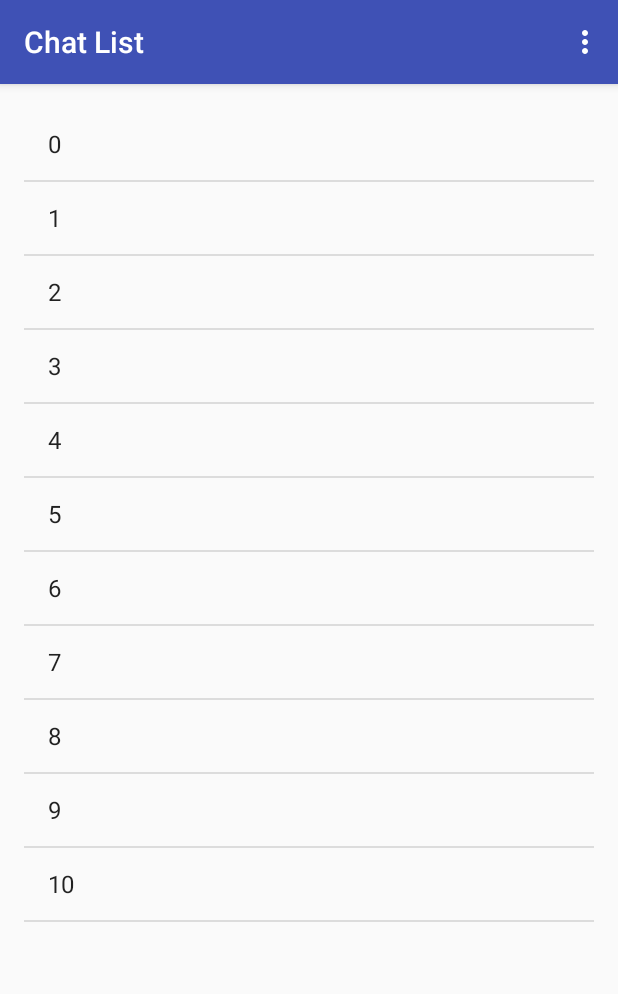
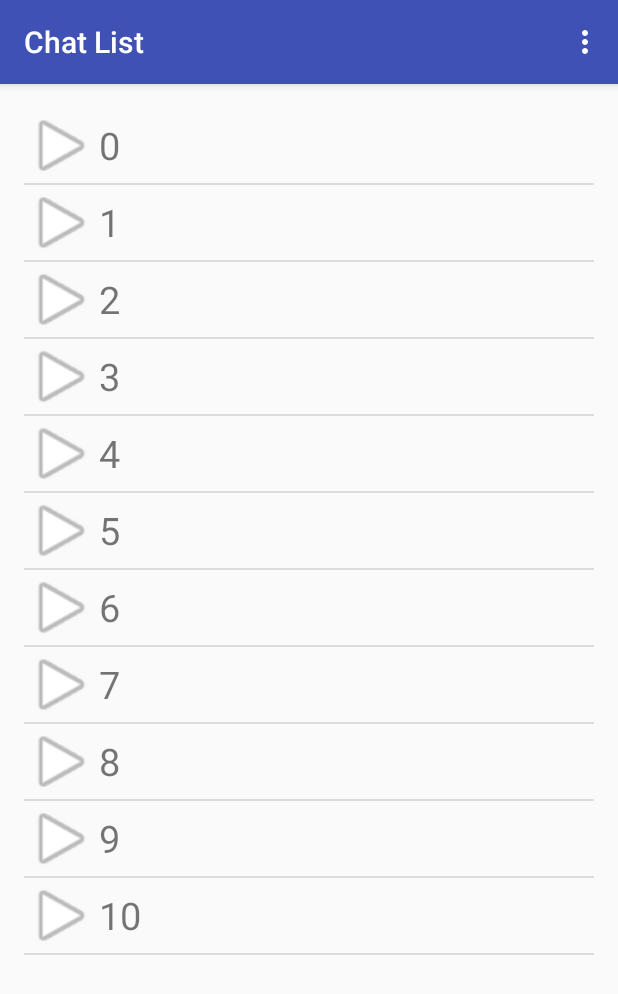
Before and after one commit to derekhua/whereabouts, an Android app: the screen it shows after launch (MainActivity), on a phone screen of 412 x 824 dp. Shown: the top 994 px of the screen. Run offline under Robolectric (Android 15) with nearby library versions, the phone set to English and light mode, and no system bars.

Commit message:
Added chat room icons

```diff
--- a/app/src/main/java/com/example/derek/whereabouts/MainActivity.java
+++ b/app/src/main/java/com/example/derek/whereabouts/MainActivity.java
@@ -1,5 +1,6 @@
 package com.example.derek.whereabouts;
 
+import android.content.Context;
 import android.content.DialogInterface;
 import android.content.Intent;
 import android.os.Bundle;
@@ -7,20 +8,26 @@ import android.support.v7.app.AlertDialog;
 import android.support.v7.app.AppCompatActivity;
 import android.text.Editable;
 import android.text.TextWatcher;
+import android.view.LayoutInflater;
 import android.view.Menu;
 import android.view.MenuItem;
 import android.view.View;
+import android.view.ViewGroup;
 import android.widget.AdapterView;
 import android.widget.ArrayAdapter;
 import android.widget.EditText;
+import android.widget.ImageView;
 import android.widget.ListView;
+import android.widget.TextView;
 import android.widget.Toast;
 
 import java.util.ArrayList;
+import java.util.List;
 
 public class MainActivity extends AppCompatActivity {
 
     String username;
+    List<Chat> chats = new ArrayList<Chat>();
 
     @Override
     protected void onCreate(Bundle savedInstanceState) {
@@ -68,17 +75,16 @@ public class MainActivity extends AppCompatActivity {
         // Initialize chat room list
         final ListView listView = (ListView) findViewById(R.id.listView);
         String[] values = new String[] { "0", "1", "2", "3", "4", "5", "6", "7", "8", "9", "10" };
-        final ArrayList<String> list = new ArrayList<String>();
         for (int i = 0; i < values.length; ++i) {
-            list.add(values[i]);
+            chats.add(new Chat(android.R.drawable.ic_media_play, values[i]));
         }
-        final ArrayAdapter adapter = new ArrayAdapter(this, android.R.layout.simple_list_item_1, list);
+        final ArrayAdapter adapter = new ChatAdapter();
         listView.setAdapter(adapter);
 
         listView.setOnItemClickListener(new android.widget.AdapterView.OnItemClickListener() {
             @Override
             public void onItemClick(AdapterView<?> parent, View view, int position, long id) {
-                String item = (String)listView.getItemAtPosition(position);
+                String item = ((Chat)listView.getItemAtPosition(position)).name;
                 Toast.makeText(getApplicationContext(), "Joining chatroom " + item,
                         Toast.LENGTH_SHORT).show();
                 Intent intent = new Intent(view.getContext(), ChatRoomActivity.class);
@@ -111,4 +117,55 @@ public class MainActivity extends AppCompatActivity {
 
         return super.onOptionsItemSelected(item);
     }
+
+    private class Chat {
+
+        int icon;
+        String name;
+
+        private Chat(int icon, String name) {
+            this.icon = icon;
+            this.name = name;
+        }
+    }
+
+    private class ChatAdapter extends ArrayAdapter {
+
+        private ChatAdapter() {
+            super(MainActivity.this, R.layout.chat_room_entry, chats);
+        }
+
+        @Override
+        public int getCount() {
+            return chats.size();
+        }
+
+        @Override
+        public Object getItem(int position) {
+            return chats.get(position);
+        }
+
+        @Override
+        public long getItemId(int position) {
+            return 0;
+        }
+
+        @Override
+        public View getView(int position, View convertView, ViewGroup parent) {
+
+            if (convertView == null) {
+                LayoutInflater inflater = (LayoutInflater) getContext()
+                        .getSystemService(Context.LAYOUT_INFLATER_SERVICE);
+                convertView = inflater.inflate(R.layout.chat_room_entry, null);
+            }
+
+            ImageView icon = (ImageView)convertView.findViewById(R.id.chat_icon);
+            TextView name = (TextView)convertView.findViewById(R.id.chat_title);
+
+            icon.setImageResource(chats.get(position).icon);
+            name.setText(chats.get(position).name);
+
+            return convertView;
+        }
+    }
 }
--- /dev/null
+++ b/app/src/main/res/layout/chat_room_entry.xml
@@ -0,0 +1,27 @@
+<?xml version="1.0" encoding="utf-8"?>
+<RelativeLayout
+    xmlns:android="http://schemas.android.com/apk/res/android"
+    android:layout_width="match_parent"
+    android:layout_height="match_parent"
+    android:orientation="vertical"
+    android:id="@+id/chat_room_entry">
+
+    <ImageView
+        android:id="@+id/chat_icon"
+        android:layout_width="50dp"
+        android:layout_height="50dp"
+        android:scaleType="centerCrop"
+        android:layout_alignParentStart="true">
+    </ImageView>
+
+    <TextView
+        android:id="@+id/chat_title"
+        android:layout_width="wrap_content"
+        android:layout_height="50dp"
+        android:textSize="25dp"
+        android:gravity="center"
+        android:layout_alignParentTop="true"
+        android:layout_toEndOf="@+id/chat_icon">
+    </TextView>
+
+</RelativeLayout>
```
